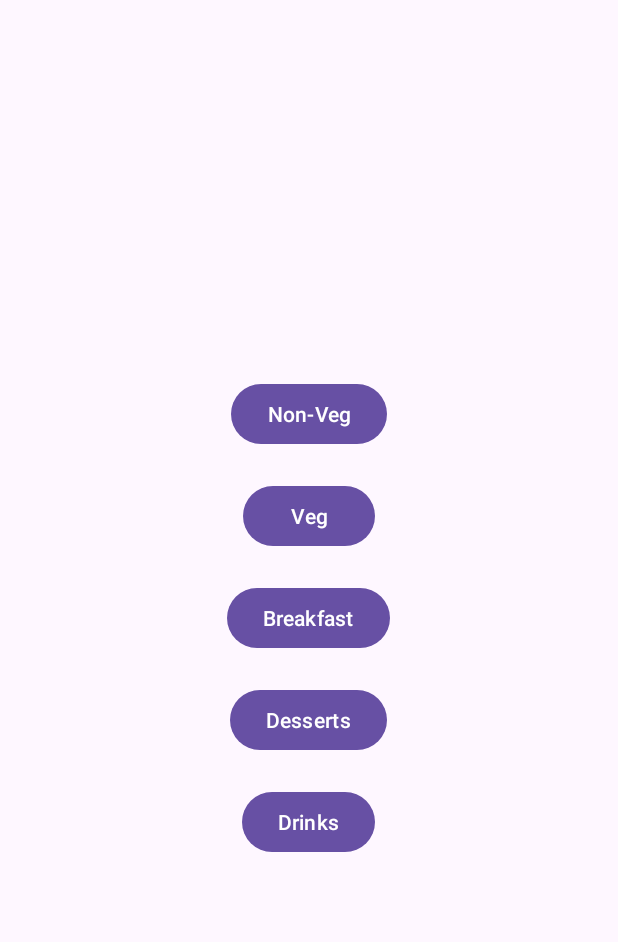
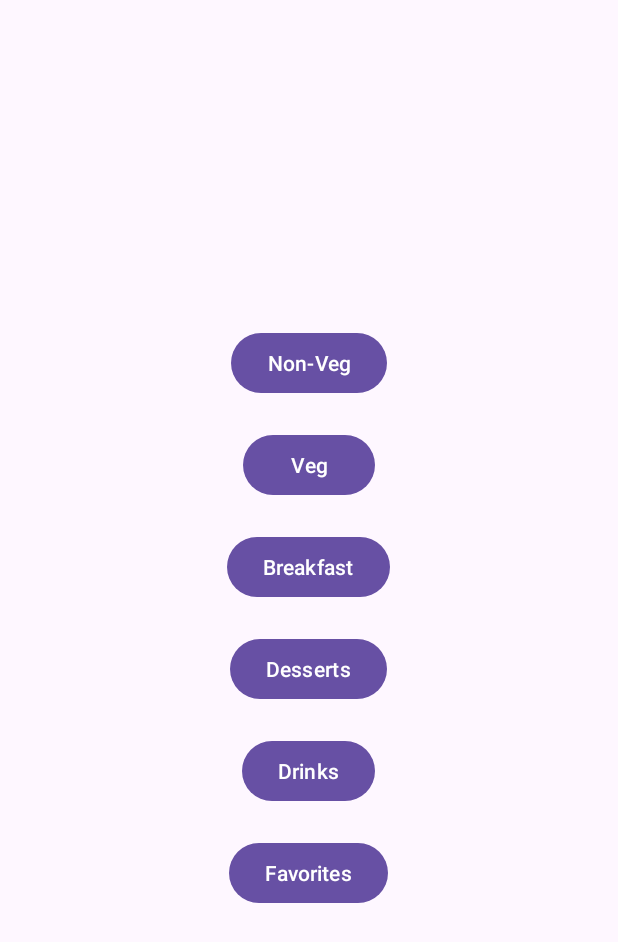
Before and after one commit to venkuu09/Sec03Group07, an Android app: the layout activity_menu.xml on its own in the app's theme, with its tools: preview values and no code run, on a phone screen of 412 x 824 dp. Shown: the top 942 px of the screen. Run offline under Robolectric (Android 15) with nearby library versions, the phone set to English and light mode, and no system bars.

Commit message:
Updated favorites in menu activity

```diff
--- a/app/src/main/res/layout/activity_menu.xml
+++ b/app/src/main/res/layout/activity_menu.xml
@@ -39,4 +39,10 @@
         android:layout_height="wrap_content"
         android:text="Drinks"
         android:layout_margin="10dp" />
+    <Button
+        android:id="@+id/button_favorites"
+        android:layout_width="wrap_content"
+        android:layout_height="wrap_content"
+        android:text="Favorites"
+        android:layout_margin="10dp" />
 </LinearLayout>
```
